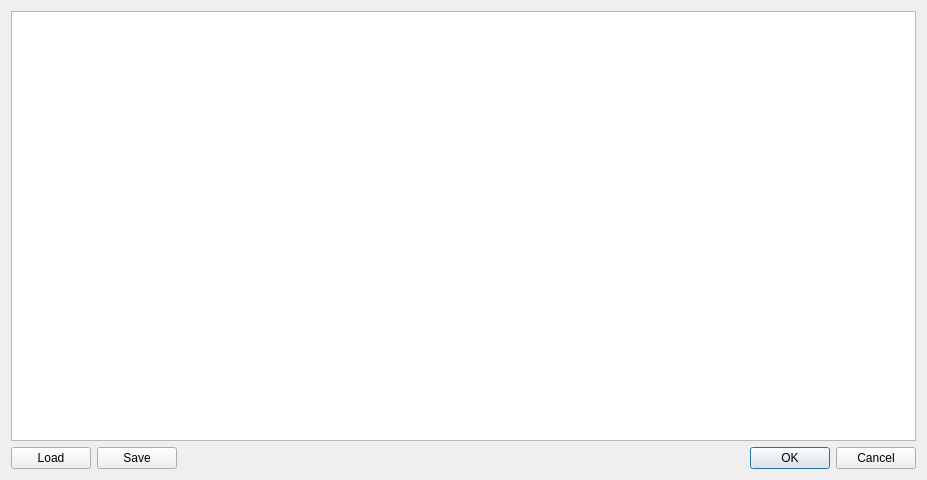
First picture: the form in QT_Peter/dialogconfig.ui, repository kimphg/LT_peter, before the edit.
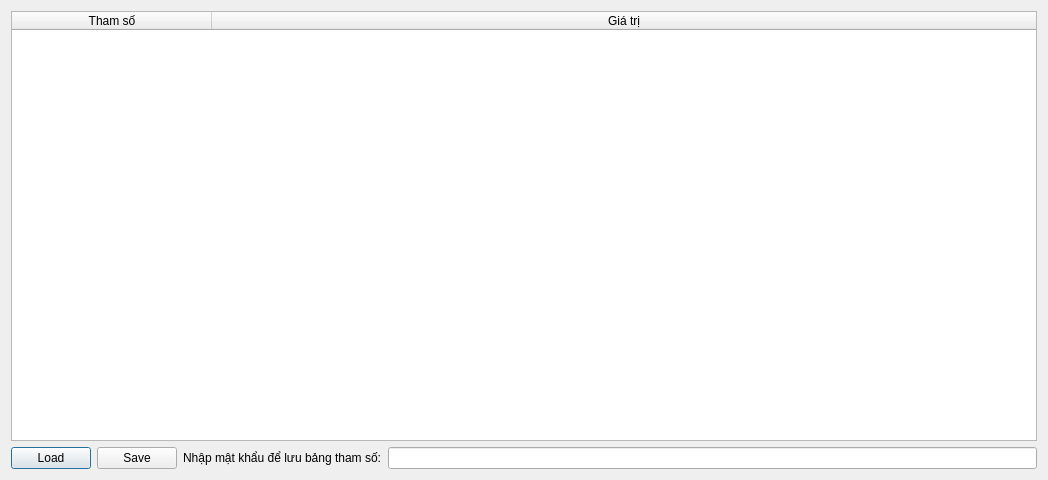
Second picture: the form after the edit.

What changed in the file:
```diff
--- a/QT_Peter/dialogconfig.ui
+++ b/QT_Peter/dialogconfig.ui
@@ -6,7 +6,7 @@
    <rect>
     <x>0</x>
     <y>0</y>
-    <width>927</width>
+    <width>1048</width>
     <height>480</height>
    </rect>
   </property>
@@ -14,13 +14,13 @@
    <string>Cài đặt tham số</string>
   </property>
   <layout class="QGridLayout" name="gridLayout">
-   <item row="0" column="0" colspan="3">
+   <item row="0" column="0" colspan="4">
     <widget class="QTableWidget" name="tableWidget">
      <property name="sortingEnabled">
       <bool>true</bool>
      </property>
      <attribute name="horizontalHeaderVisible">
-      <bool>false</bool>
+      <bool>true</bool>
      </attribute>
      <attribute name="horizontalHeaderCascadingSectionResizes">
       <bool>false</bool>
@@ -49,16 +49,6 @@
      </column>
     </widget>
    </item>
-   <item row="1" column="2">
-    <widget class="QDialogButtonBox" name="buttonBox">
-     <property name="orientation">
-      <enum>Qt::Horizontal</enum>
-     </property>
-     <property name="standardButtons">
-      <set>QDialogButtonBox::Cancel|QDialogButtonBox::Ok</set>
-     </property>
-    </widget>
-   </item>
    <item row="1" column="0">
     <widget class="QPushButton" name="pushButton_load">
      <property name="text">
@@ -73,6 +63,26 @@
      </property>
     </widget>
    </item>
+   <item row="1" column="3">
+    <widget class="QLineEdit" name="lineEdit">
+     <property name="inputMask">
+      <string/>
+     </property>
+     <property name="echoMode">
+      <enum>QLineEdit::Password</enum>
+     </property>
+     <property name="cursorMoveStyle">
+      <enum>Qt::VisualMoveStyle</enum>
+     </property>
+    </widget>
+   </item>
+   <item row="1" column="2">
+    <widget class="QLabel" name="label">
+     <property name="text">
+      <string>Nhập mật khẩu để lưu bảng tham số:</string>
+     </property>
+    </widget>
+   </item>
   </layout>
  </widget>
  <resources/>
```
Left out of the diff: 35 changed lines with no effect on the pictures.
